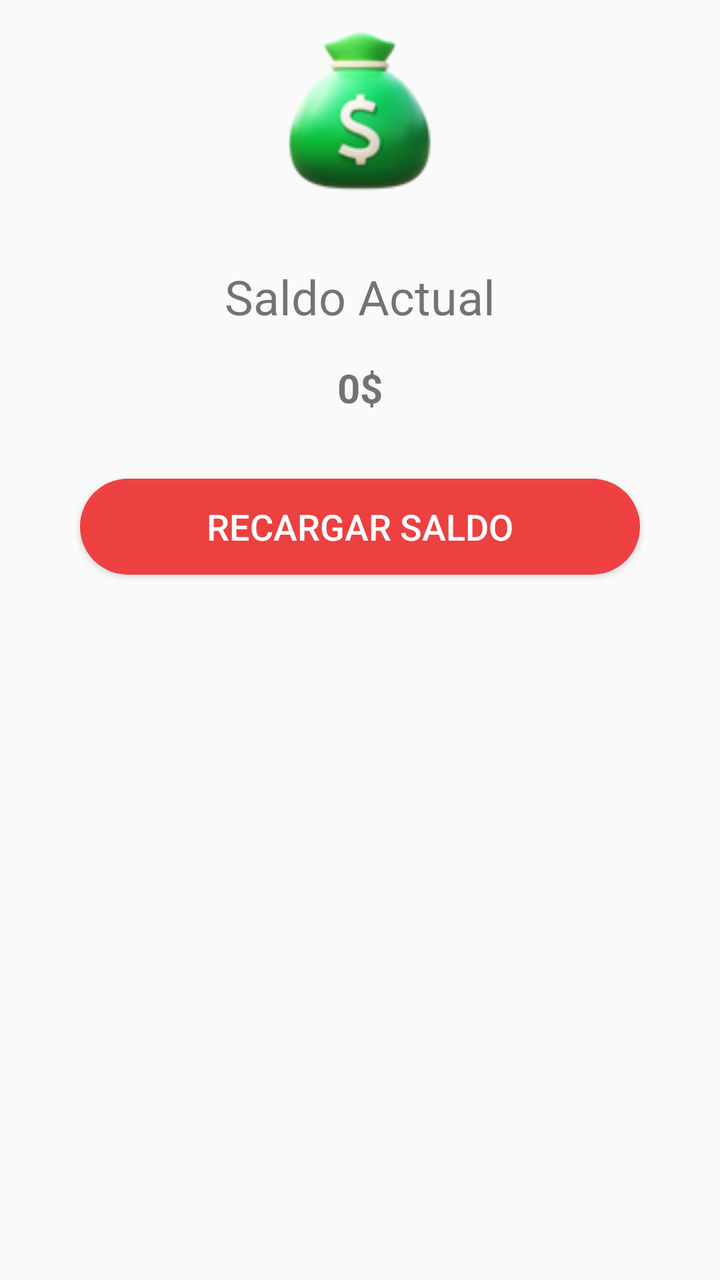
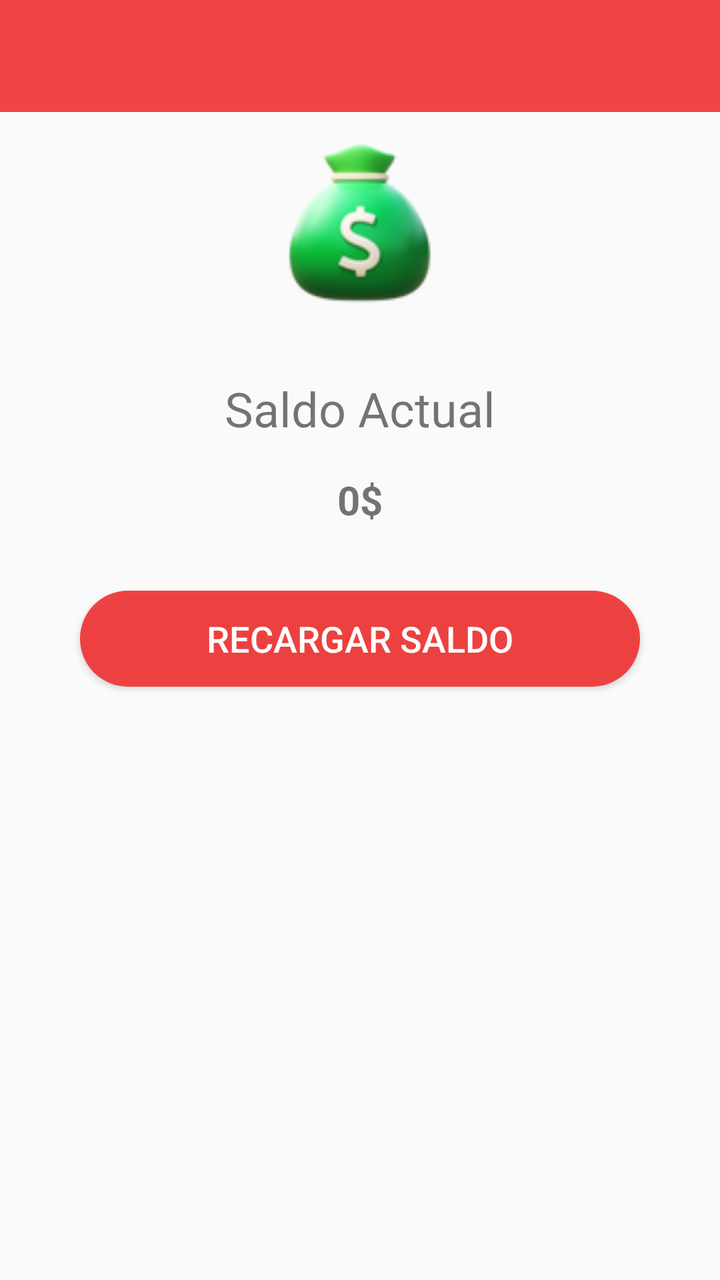

Compare the two renders of this Android layout. The source of the first and the diff that turns it into the second are given below.
<!-- AndroidManifest.xml: application theme Theme.ToonsConductor -->
<!-- res/layout/activity_saldo.xml -->
<?xml version="1.0" encoding="utf-8"?>
<LinearLayout xmlns:android="http://schemas.android.com/apk/res/android"
    xmlns:app="http://schemas.android.com/apk/res-auto"
    xmlns:tools="http://schemas.android.com/tools"
    android:layout_width="match_parent"
    android:layout_height="match_parent"
    android:orientation="vertical"
    tools:context=".activitys.saldo.Saldo">

    <ImageView
        android:id="@+id/imagen_saldo"
        android:layout_width="100dp"
        android:layout_height="100dp"
        android:layout_gravity="center"
        android:layout_margin="8dp"
        android:src="@drawable/ic_saldo" />

    <TextView
        android:id="@+id/titulo_saldo"
        android:layout_width="wrap_content"
        android:layout_height="wrap_content"
        android:layout_gravity="center"
        android:text="Saldo Actual"
        android:textSize="24sp"
        android:layout_marginTop="16dp"/>

    <TextView
        android:id="@+id/saldo_actual"
        android:layout_width="wrap_content"
        android:layout_height="wrap_content"
        android:layout_gravity="center"
        android:text="0$"
        android:textSize="20sp"
        android:textStyle="bold"
        android:layout_marginTop="16dp"/>



    <Button
        android:id="@+id/boton_recargar"
        android:layout_width="match_parent"
        android:layout_height="wrap_content"
        android:layout_marginTop="32dp"
        android:layout_marginStart="40dp"
        android:layout_marginEnd="40dp"
        android:text="Recargar Saldo"
        android:background="@drawable/boton_redondo"
        android:textColor="#FFFFFF"
        android:textSize="18sp" />

    <androidx.recyclerview.widget.RecyclerView
        android:id="@+id/recyclerRecargas"
        android:layout_width="match_parent"
        android:layout_height="match_parent"
        android:layout_margin="8dp"/>


</LinearLayout>
<!-- resources referenced by this layout -->
<resources>
  <!-- drawable boton_redondo (drawable) -->
  <?xml version="1.0" encoding="utf-8"?>
  <shape
      xmlns:android="http://schemas.android.com/apk/res/android">
  
      <corners android:radius="50dp"></corners>
      <solid android:color="@color/rojo"></solid>
  </shape>
  <!-- drawable ic_saldo: png bitmap (drawable, 15405 bytes) -->
  <style name="Theme.ToonsConductor" parent="Base.Theme.ToonsConductor" />
  <color name="rojo">#EEF13737</color>
  <style name="Base.Theme.ToonsConductor" parent="Theme.AppCompat.Light.NoActionBar">
          
          <item name="colorPrimary">@color/rojo</item>
          <item name="colorPrimaryVariant">@color/white</item>
          <item name="colorOnPrimary">@color/white</item>
          
          <item name="colorSecondary">@color/black</item>
          <item name="colorSecondaryVariant">@color/rojo</item>
          <item name="colorOnSecondary">@color/black</item>
  
          <item name="android:statusBarColor">?attr/colorPrimary</item>
          <item name="colorControlNormal">@color/grey</item>
          <item name="colorControlActivated">@color/rojo</item>
          <item name="colorControlHighlight">@color/white</item>
          <item name="android:textColorHint">@color/white</item>
          <item name="android:progressBarStyle">@style/CustomProgressBar</item>
  
      </style>
  <color name="white">#FFFFFFFF</color>
  <color name="black">#FF000000</color>
  <color name="grey">#BFBFBF</color>
  <style name="CustomProgressBar" parent="@android:style/Widget.ProgressBar">
          <item name="android:backgroundTint">@color/red</item>
      </style>
  <color name="red">#FF1739</color>
</resources>

<!-- the commit's change to res/layout/activity_saldo.xml (unified diff, before → after) -->
@@ -6,6 +6,16 @@
     android:layout_height="match_parent"
     android:orientation="vertical"
     tools:context=".activitys.saldo.Saldo">
+
+    <com.google.android.material.appbar.AppBarLayout
+        android:layout_width="match_parent"
+        android:layout_height="wrap_content">
+
+        <androidx.appcompat.widget.Toolbar
+            android:id="@+id/toolbar"
+            android:layout_width="match_parent"
+            android:layout_height="wrap_content" />
+    </com.google.android.material.appbar.AppBarLayout>
 
     <ImageView
         android:id="@+id/imagen_saldo"
